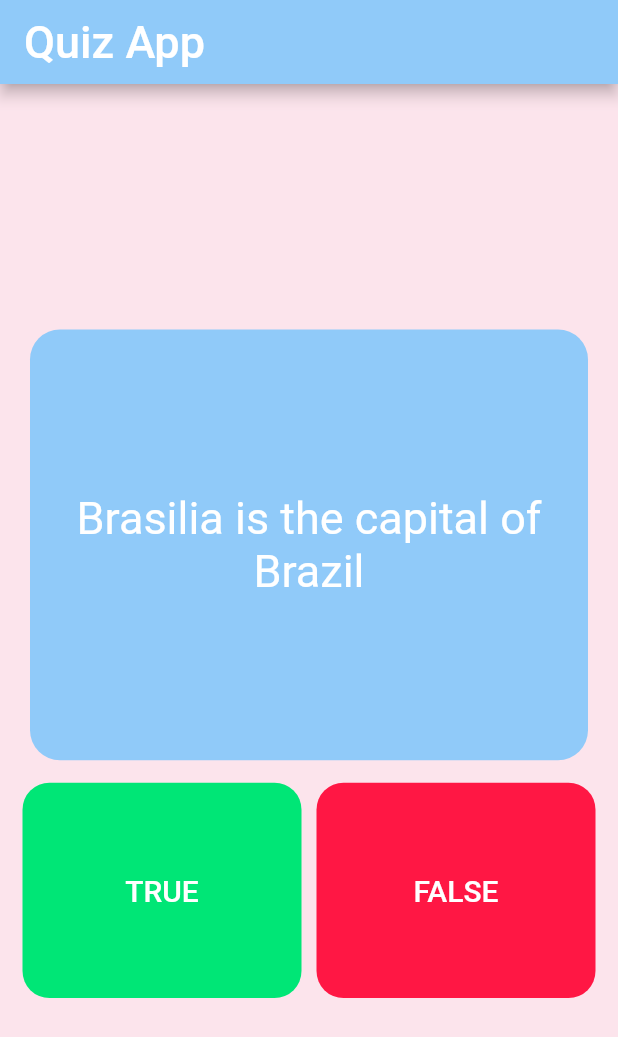
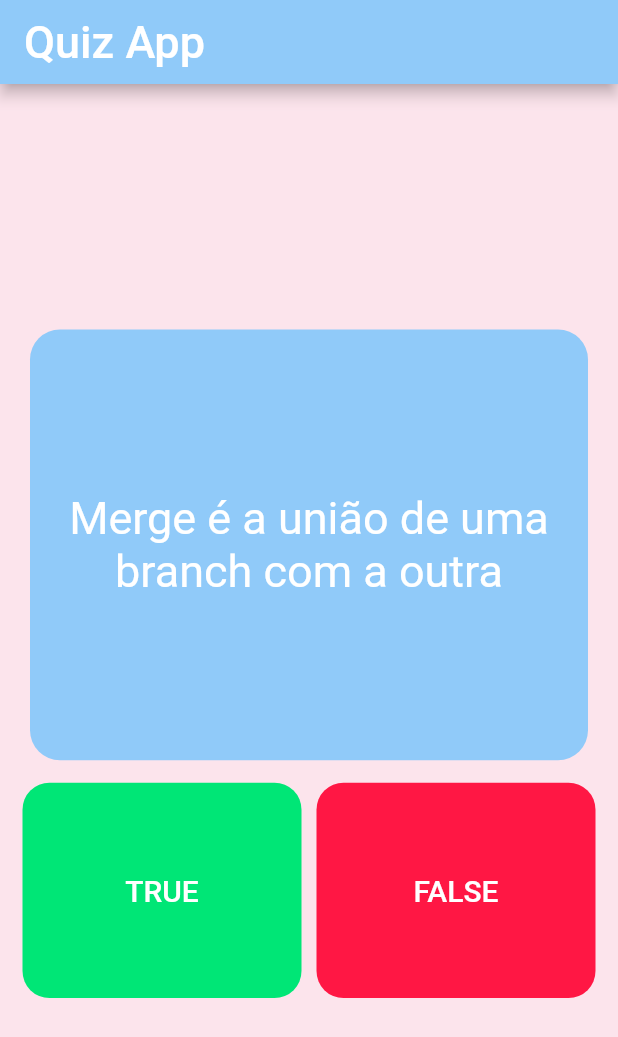
Before and after one commit to aureasiqueira1/AppQuiz, a Flutter app: the screen it shows after launch, on a phone screen of 412 x 824 dp. Shown: the top 1037 px of the screen. Run offline on Flutter 3.47's test engine with Material 2 defaults, Android fonts, the light colour scheme and no system bars; our stand-ins replace rflutter_alert.

Commit message:
Arrumando a pergunta do quizz

```diff
--- a/lib/quiz_logic.dart
+++ b/lib/quiz_logic.dart
@@ -5,11 +5,11 @@ class QuizLogic {
   int _questionNumber = 0;
 
   final List<Question> _questions = [
-    Question('Brasilia is the capital of Brazil', true),
-    Question('The Indian Ocean is the third largest ocean in the world', true),
-    Question('The city of Utrecht is in Holland', false),
-    Question('There are more countries in Africa than Asia', true),
-    Question('Seattle is more northerly than New York', true),
+    Question('Merge é a união de uma branch com a outra', true),
+    Question('Criando uma nova branch é possível testar novas funcionalidades sem afetar a branch principal', true),
+    Question('O .gitignore serve para tornar seu repositório open source', false),
+    Question('O comando git checkout branch_destino troca de branch', true),
+    Question('Teste Mock são objetos que simulam o comportamento de objetos reais de forma controlada', true),
 
   ];
 
```
Also changed, not shown: 1 other file.
